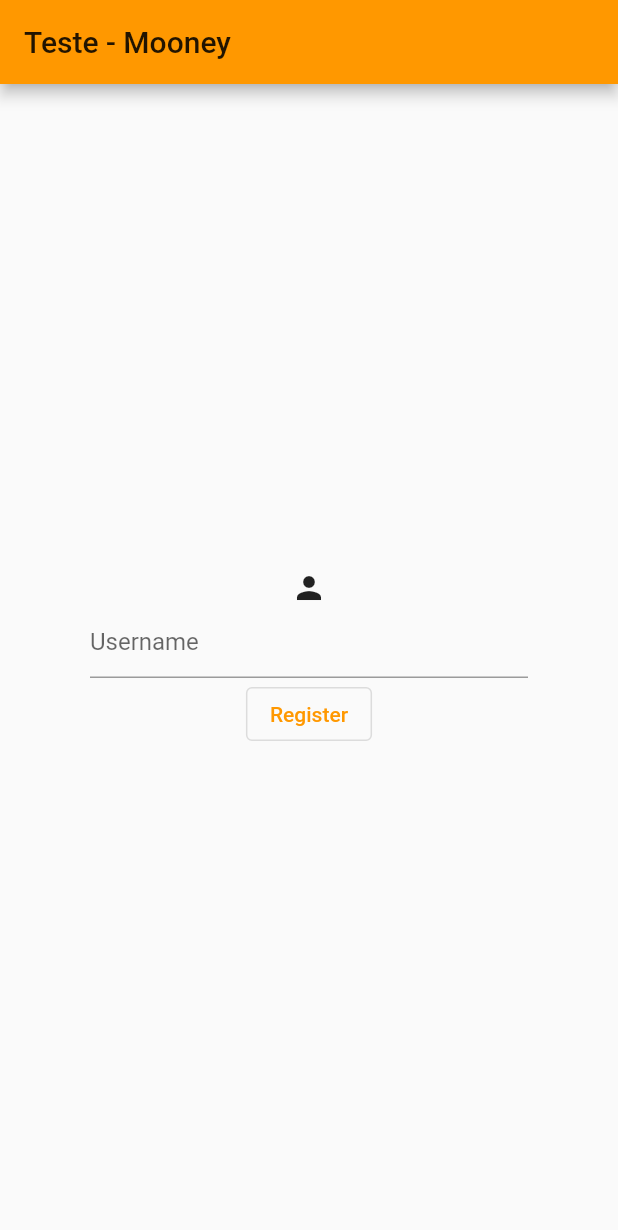
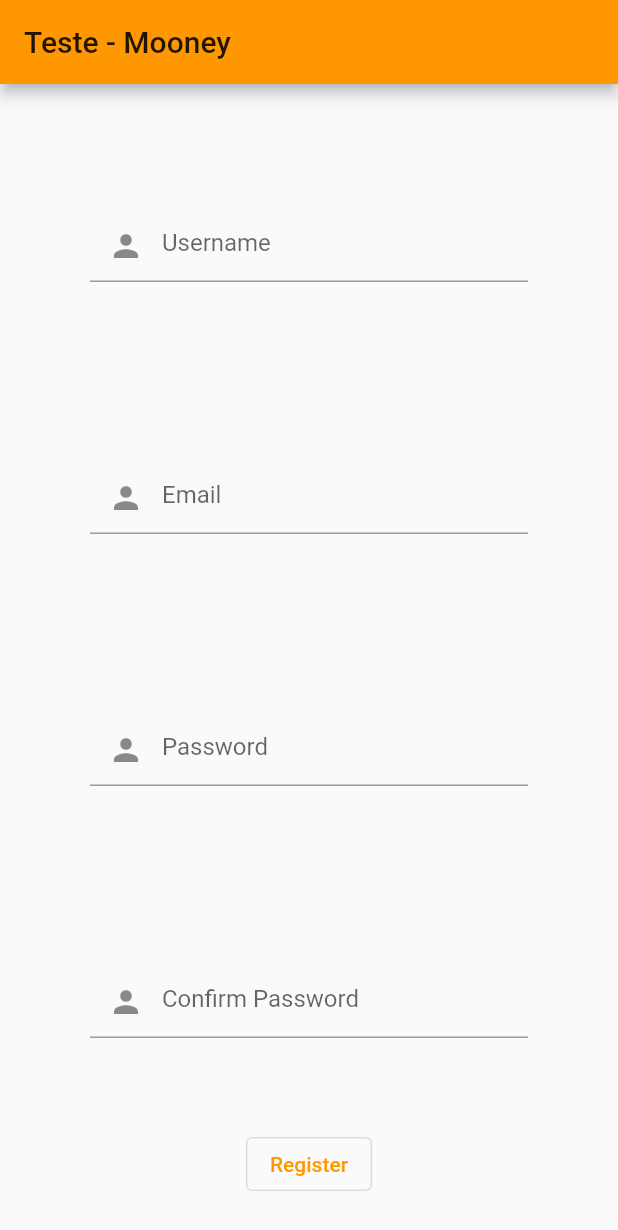
Before and after one commit to LLxD/login-mooney-trial, a Flutter app: the screen it shows after launch, on a phone screen of 412 x 824 dp. Shown: the top 1230 px of the screen. Run offline on Flutter 3.47's test engine with Material 2 defaults, Android fonts, the phone set to English and light mode, and no system bars.

Commit message:
making input widget

```diff
--- a/lib/main.dart
+++ b/lib/main.dart
@@ -18,17 +18,40 @@ class MyApp extends StatelessWidget {
   }
 }
 
+class Input extends StatelessWidget {
+  const Input({required this.label, Key? key}) : super(key: key);
+
+  final String label;
+
+  @override
+  Widget build(BuildContext context) {
+    return Container(
+      padding: EdgeInsets.all(60),
+      child: Form(
+        child: Column(
+          crossAxisAlignment: CrossAxisAlignment.center,
+          children: <Widget>[
+            TextFormField(
+              decoration: InputDecoration(
+                hintText: label,
+                prefixIcon: Icon(Icons.person),
+              ),
+              validator: (String? value) {
+                if (value == null || value.isEmpty) {
+                  return 'Please enter some text';
+                }
+                return null;
+              },
+            ),
+          ],
+        ),
+      ),
+    );
+  }
+}
+
 class MyHomePage extends StatefulWidget {
   MyHomePage({Key? key, required this.title}) : super(key: key);
-
-  // This widget is the home page of your application. It is stateful, meaning
-  // that it has a State object (defined below) that contains fields that affect
-  // how it looks.
-
-  // This class is the configuration for the state. It holds the values (in this
-  // case the title) provided by the parent (in this case the App widget) and
-  // used by the build method of the State. Fields in a Widget subclass are
-  // always marked "final".
 
   final String title;
 
@@ -60,27 +83,17 @@ class _MyHomePageState extends State<MyHomePage> {
         child: Column(
           mainAxisAlignment: MainAxisAlignment.center,
           children: <Widget>[
-            Container(
-              padding: EdgeInsets.symmetric(horizontal: 60),
-              child: Form(
-                child: Column(
-                  crossAxisAlignment: CrossAxisAlignment.center,
-                  children: <Widget>[
-                    Icon(Icons.person),
-                    TextFormField(
-                      decoration: const InputDecoration(
-                        hintText: 'Username',
-                      ),
-                      validator: (String? value) {
-                        if (value == null || value.isEmpty) {
-                          return 'Please enter some text';
-                        }
-                        return null;
-                      },
-                    ),
-                  ],
-                ),
-              ),
+            Input(
+              label: "Username",
+            ),
+            Input(
+              label: "Email",
+            ),
+            Input(
+              label: "Password",
+            ),
+            Input(
+              label: "Confirm Password",
             ),
             OutlinedButton(
               onPressed: () {
```
